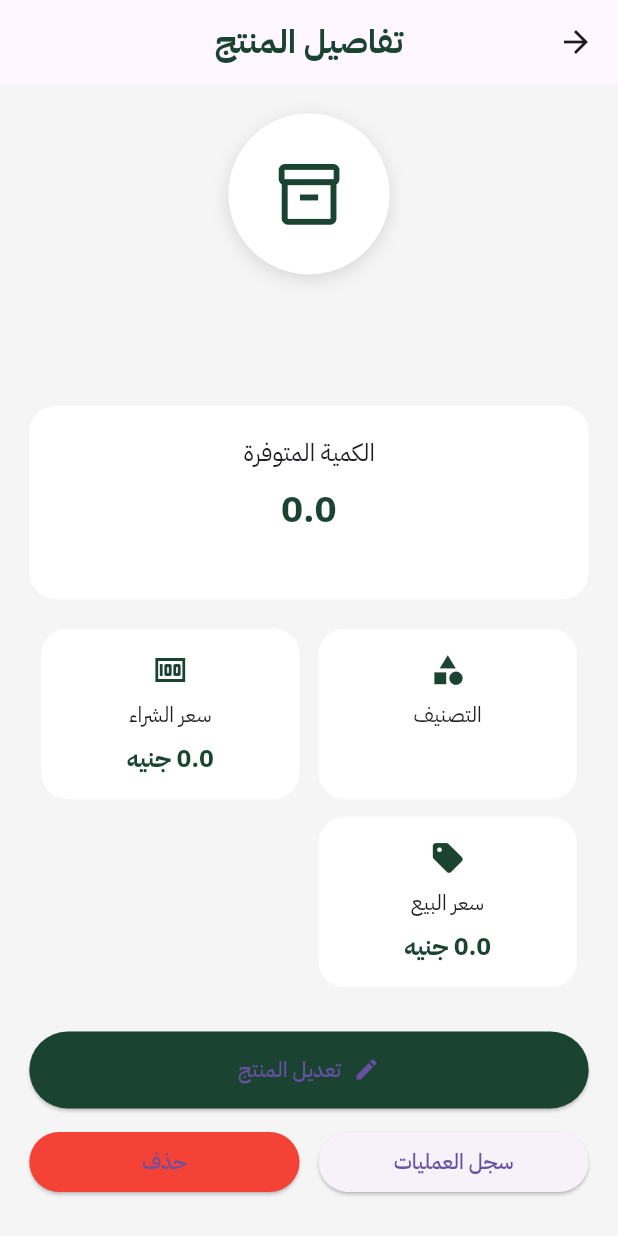
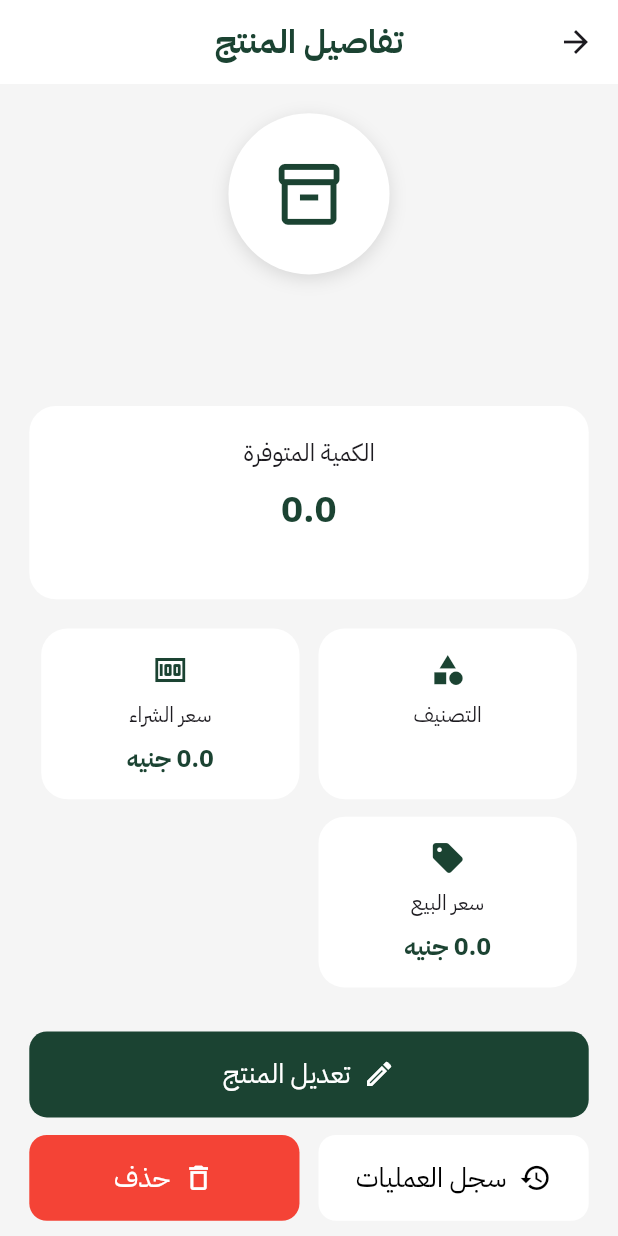
Before and after one commit to gamalazzam5/Asl-Attara, a Flutter app: the ProductDetailsView screen opened directly with empty values, on a phone screen of 412 x 824 dp. Run offline on Flutter 3.47's test engine with Material 3 defaults, Android fonts, the light colour scheme and no system bars; our stand-ins replace device_preview, flutter_bloc, flutter_screenutil, get_it, go_router.

Commit message:
edit app bar elevation and create custom btn in products actions

```diff
--- /dev/null
+++ b/lib/core/widgets/custom_button.dart
@@ -0,0 +1,60 @@
+import 'package:flutter/material.dart';
+import 'package:flutter_screenutil/flutter_screenutil.dart';
+
+import '../constants/text_style.dart';
+
+class CustomButton extends StatelessWidget {
+  final VoidCallback onTap;
+  final String text;
+  final Color backgroundColor;
+  final IconData? icon;
+  final Color textColor;
+  final Color iconColor;
+  final double borderRadius;
+  final double verticalPadding;
+  final double? width;
+
+  const CustomButton({
+    super.key,
+    required this.onTap,
+    required this.text,
+    required this.backgroundColor,
+    this.icon,
+
+    this.textColor = Colors.white,
+    this.iconColor = Colors.white,
+    this.borderRadius = 12,
+    this.verticalPadding = 16,
+    this.width,
+  });
+
+  @override
+  Widget build(BuildContext context) {
+    return SizedBox(
+      width: width,
+
+      child: ElevatedButton(
+        onPressed: onTap,
+        style: ElevatedButton.styleFrom(
+          backgroundColor: backgroundColor,
+          elevation: 0,
+          padding: EdgeInsets.symmetric(vertical: verticalPadding.h),
+          shape: RoundedRectangleBorder(
+            borderRadius: BorderRadius.circular(borderRadius.r),
+          ),
+        ),
+        child: Row(
+          mainAxisSize: MainAxisSize.min,
+          mainAxisAlignment: MainAxisAlignment.center,
+          children: [
+            if (icon != null) ...[
+              Icon(icon, color: iconColor, size: 22.r),
+              SizedBox(width: 8.w),
+            ],
+            Text(text, style: TextStyles.text18.copyWith(color: textColor)),
+          ],
+        ),
+      ),
+    );
+  }
+}
--- a/lib/features/products/presentation/views/product_details_view.dart
+++ b/lib/features/products/presentation/views/product_details_view.dart
@@ -23,6 +23,9 @@ class ProductDetailsView extends StatelessWidget {
       backgroundColor: Colors.grey.shade100,
 
       appBar: AppBar(
+        scrolledUnderElevation: 0,
+        backgroundColor: Colors.white,
+        elevation: 0,
         centerTitle: true,
 
         title: Text(
--- a/lib/features/products/presentation/widgets/product_actions.dart
+++ b/lib/features/products/presentation/widgets/product_actions.dart
@@ -2,6 +2,7 @@ import 'package:flutter/material.dart';
 import 'package:flutter_screenutil/flutter_screenutil.dart';
 
 import '../../../../core/constants/app_colors.dart';
+import '../../../../core/widgets/custom_button.dart';
 
 class ProductActions extends StatelessWidget {
   const ProductActions({super.key});
@@ -10,22 +11,15 @@ class ProductActions extends StatelessWidget {
   Widget build(BuildContext context) {
     return Column(
       children: [
-        SizedBox(
+        CustomButton(
           width: double.infinity,
+          onTap: () {},
 
-          child: ElevatedButton.icon(
-            style: ElevatedButton.styleFrom(
-              backgroundColor: AppColors.primaryColor,
+          text: 'تعديل المنتج',
 
-              padding: EdgeInsets.symmetric(vertical: 16.h),
-            ),
+          backgroundColor: AppColors.primaryColor,
 
-            onPressed: () {},
-
-            icon: const Icon(Icons.edit),
-
-            label: const Text('تعديل المنتج'),
-          ),
+          icon: Icons.edit_outlined,
         ),
 
         SizedBox(height: 12.h),
@@ -33,22 +27,31 @@ class ProductActions extends StatelessWidget {
         Row(
           children: [
             Expanded(
-              child: ElevatedButton(
-                onPressed: () {},
+              child: CustomButton(
+                onTap: () {},
 
-                child: const Text('سجل العمليات'),
+                text: 'سجل العمليات',
+
+                backgroundColor: Colors.white,
+
+                textColor: Colors.black,
+
+                icon: Icons.history,
+                iconColor: Colors.black,
               ),
             ),
 
             SizedBox(width: 12.w),
 
             Expanded(
-              child: ElevatedButton(
-                style: ElevatedButton.styleFrom(backgroundColor: Colors.red),
+              child: CustomButton(
+                onTap: () {},
 
-                onPressed: () {},
+                text: 'حذف',
 
-                child: const Text('حذف'),
+                backgroundColor: Colors.red,
+
+                icon: Icons.delete_outline,
               ),
             ),
           ],
```
Also changed, not shown: lib/generated/assets.dart.
